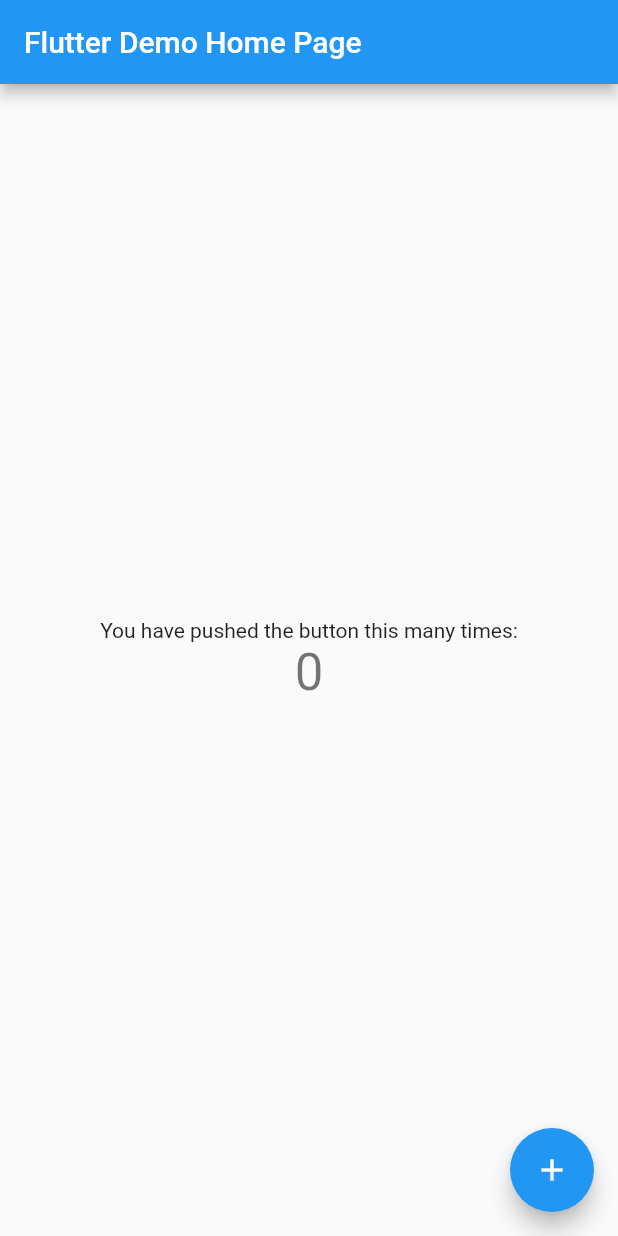
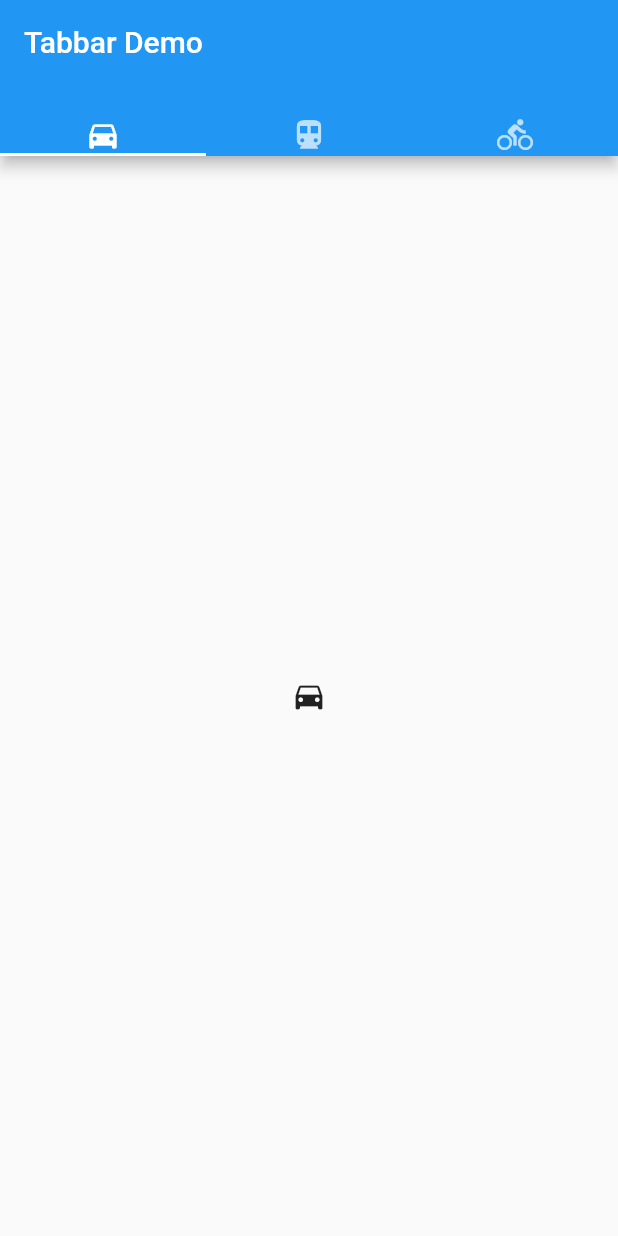
Before and after one commit to guibarbosadev/flutter-cookbook, a Flutter app: the screen it shows after launch, on a phone screen of 412 x 824 dp. Run offline on Flutter 3.47's test engine with Material 2 defaults, Android fonts, the phone set to English and light mode, and no system bars.

Commit message:
Added tabs example

```diff
--- a/lib/main.dart
+++ b/lib/main.dart
@@ -1,109 +1,35 @@
 import 'package:flutter/material.dart';
 
-void main() => runApp(new MyApp());
+void main() {
+  runApp(TabbarDemo());
+}
 
-class MyApp extends StatelessWidget {
-  // This widget is the root of your application.
+class TabbarDemo extends StatelessWidget {
   @override
   Widget build(BuildContext context) {
-    return new MaterialApp(
-      title: 'Flutter Demo',
-      theme: new ThemeData(
-        // This is the theme of your application.
-        //
-        // Try running your application with "flutter run". You'll see the
-        // application has a blue toolbar. Then, without quitting the app, try
-        // changing the primarySwatch below to Colors.green and then invoke
-        // "hot reload" (press "r" in the console where you ran "flutter run",
-        // or press Run > Flutter Hot Reload in IntelliJ). Notice that the
-        // counter didn't reset back to zero; the application is not restarted.
-        primarySwatch: Colors.blue,
-      ),
-      home: new MyHomePage(title: 'Flutter Demo Home Page'),
+    return MaterialApp(
+      home: DefaultTabController(
+        length: 3,
+        child: Scaffold(
+          appBar: AppBar(
+            title: Text('Tabbar Demo'),
+            bottom: TabBar(
+              tabs: <Widget>[
+                Icon(Icons.directions_car),
+                Icon(Icons.directions_transit),
+                Icon(Icons.directions_bike)
+              ],
+            ),
+          ),
+          body: new TabBarView(
+            children: <Widget>[
+              Icon(Icons.directions_car),
+              Icon(Icons.directions_transit),
+              Icon(Icons.directions_bike)
+            ],
+          ),
+        )
+      )
     );
   }
 }
-
-class MyHomePage extends StatefulWidget {
-  MyHomePage({Key key, this.title}) : super(key: key);
-
-  // This widget is the home page of your application. It is stateful, meaning
-  // that it has a State object (defined below) that contains fields that affect
-  // how it looks.
-
-  // This class is the configuration for the state. It holds the values (in this
-  // case the title) provided by the parent (in this case the App widget) and
-  // used by the build method of the State. Fields in a Widget subclass are
-  // always marked "final".
-
-  final String title;
-
-  @override
-  _MyHomePageState createState() => new _MyHomePageState();
-}
-
-class _MyHomePageState extends State<MyHomePage> {
-  int _counter = 0;
-
-  void _incrementCounter() {
-    setState(() {
-      // This call to setState tells the Flutter framework that something has
-      // changed in this State, which causes it to rerun the build method below
-      // so that the display can reflect the updated values. If we changed
-      // _counter without calling setState(), then the build method would not be
-      // called again, and so nothing would appear to happen.
-      _counter++;
-    });
-  }
-
-  @override
-  Widget build(BuildContext context) {
-    // This method is rerun every time setState is called, for instance as done
-    // by the _incrementCounter method above.
-    //
-    // The Flutter framework has been optimized to make rerunning build methods
-    // fast, so that you can just rebuild anything that needs updating rather
-    // than having to individually change instances of widgets.
-    return new Scaffold(
-      appBar: new AppBar(
-        // Here we take the value from the MyHomePage object that was created by
-        // the App.build method, and use it to set our appbar title.
-        title: new Text(widget.title),
-      ),
-      body: new Center(
-        // Center is a layout widget. It takes a single child and positions it
-        // in the middle of the parent.
-        child: new Column(
-          // Column is also layout widget. It takes a list of children and
-          // arranges them vertically. By default, it sizes itself to fit its
-          // children horizontally, and tries to be as tall as its parent.
-          //
-          // Invoke "debug paint" (press "p" in the console where you ran
-          // "flutter run", or select "Toggle Debug Paint" from the Flutter tool
-          // window in IntelliJ) to see the wireframe for each widget.
-          //
-          // Column has various properties to control how it sizes itself and
-          // how it positions its children. Here we use mainAxisAlignment to
-          // center the children vertically; the main axis here is the vertical
-          // axis because Columns are vertical (the cross axis would be
-          // horizontal).
-          mainAxisAlignment: MainAxisAlignment.center,
-          children: <Widget>[
-            new Text(
-              'You have pushed the button this many times:',
-            ),
-            new Text(
-              '$_counter',
-              style: Theme.of(context).textTheme.display1,
-            ),
-          ],
-        ),
-      ),
-      floatingActionButton: new FloatingActionButton(
-        onPressed: _incrementCounter,
-        tooltip: 'Increment',
-        child: new Icon(Icons.add),
-      ), // This trailing comma makes auto-formatting nicer for build methods.
-    );
-  }
-}
```
